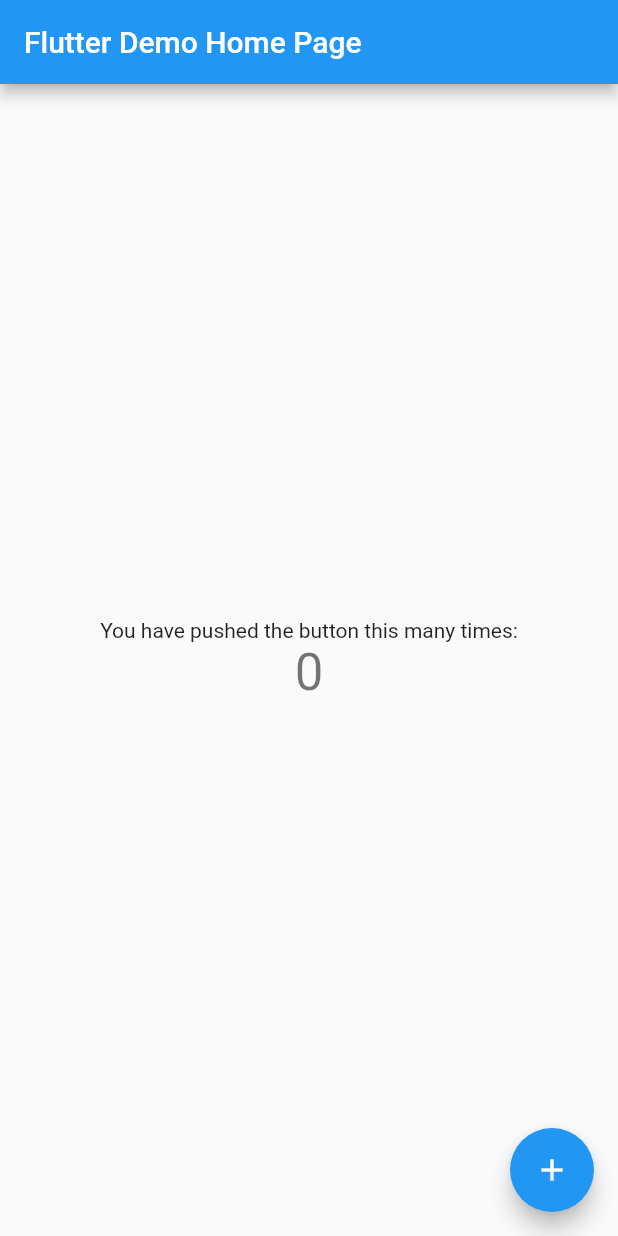
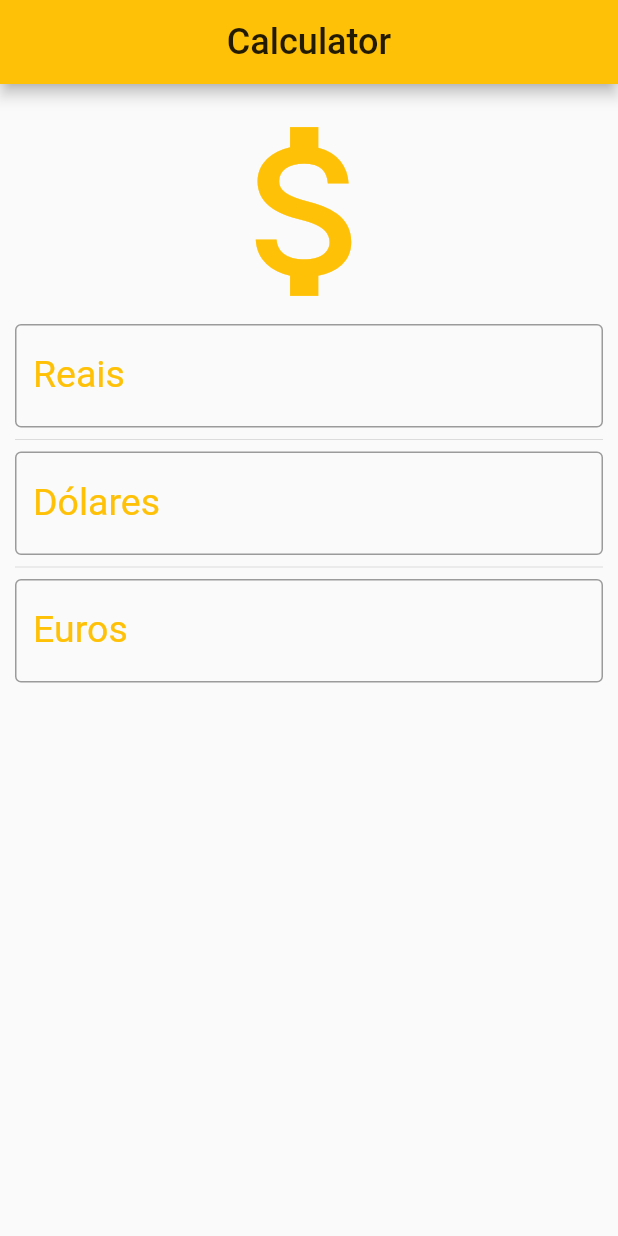
Before and after one commit to darakalinee/c214_lab, a Flutter app: the screen it shows after launch, on a phone screen of 412 x 824 dp. Run offline on Flutter 3.47's test engine with Material 2 defaults, Android fonts, the phone set to English and light mode, and no system bars.

Commit message:
Base do projeto (main screen)

```diff
--- a/calculator/lib/main.dart
+++ b/calculator/lib/main.dart
@@ -1,117 +1,100 @@
 import 'package:flutter/material.dart';
 
-void main() {
-  runApp(MyApp());
+void main() async {
+  runApp(MaterialApp(
+    home: Home(),
+    theme: ThemeData(hintColor: Colors.amber, primaryColor: Colors.white),
+  ));
 }
 
-class MyApp extends StatelessWidget {
-  // This widget is the root of your application.
+class Home extends StatefulWidget {
   @override
-  Widget build(BuildContext context) {
-    return MaterialApp(
-      title: 'Flutter Demo',
-      theme: ThemeData(
-        // This is the theme of your application.
-        //
-        // Try running your application with "flutter run". You'll see the
-        // application has a blue toolbar. Then, without quitting the app, try
-        // changing the primarySwatch below to Colors.green and then invoke
-        // "hot reload" (press "r" in the console where you ran "flutter run",
-        // or simply save your changes to "hot reload" in a Flutter IDE).
-        // Notice that the counter didn't reset back to zero; the application
-        // is not restarted.
-        primarySwatch: Colors.blue,
-        // This makes the visual density adapt to the platform that you run
-        // the app on. For desktop platforms, the controls will be smaller and
-        // closer together (more dense) than on mobile platforms.
-        visualDensity: VisualDensity.adaptivePlatformDensity,
-      ),
-      home: MyHomePage(title: 'Flutter Demo Home Page'),
-    );
-  }
+  _HomeState createState() => _HomeState();
 }
 
-class MyHomePage extends StatefulWidget {
-  MyHomePage({Key key, this.title}) : super(key: key);
+class _HomeState extends State<Home> {
+  final realController = TextEditingController();
+  final dolarController = TextEditingController();
+  final euroController = TextEditingController();
 
-  // This widget is the home page of your application. It is stateful, meaning
-  // that it has a State object (defined below) that contains fields that affect
-  // how it looks.
+  double dolar;
+  double euro;
 
-  // This class is the configuration for the state. It holds the values (in this
-  // case the title) provided by the parent (in this case the App widget) and
-  // used by the build method of the State. Fields in a Widget subclass are
-  // always marked "final".
+  void _clearAll() {
+    realController.text = "";
+    dolarController.text = "";
+    euroController.text = "";
+  }
 
-  final String title;
+  void _realChanged(String text) {
+    if (text.isEmpty) {
+      _clearAll();
+      return;
+    }
+    double real = double.parse(text);
+    dolarController.text = (real / dolar).toStringAsFixed(2);
+    euroController.text = (real / euro).toStringAsFixed(2);
+  }
 
-  @override
-  _MyHomePageState createState() => _MyHomePageState();
-}
+  void _dolarChanged(String text) {
+    if (text.isEmpty) {
+      _clearAll();
+      return;
+    }
+    double dolar = double.parse(text);
+    realController.text = (dolar * this.dolar).toStringAsFixed(2);
+    euroController.text = (dolar * this.dolar / euro).toStringAsFixed(2);
+  }
 
-class _MyHomePageState extends State<MyHomePage> {
-  int _counter = 0;
-
-  void _incrementCounter() {
-    setState(() {
-      // This call to setState tells the Flutter framework that something has
-      // changed in this State, which causes it to rerun the build method below
-      // so that the display can reflect the updated values. If we changed
-      // _counter without calling setState(), then the build method would not be
-      // called again, and so nothing would appear to happen.
-      _counter++;
-    });
+  void _euroChanged(String text) {
+    if (text.isEmpty) {
+      _clearAll();
+      return;
+    }
+    double euro = double.parse(text);
+    realController.text = (euro * this.euro).toStringAsFixed(2);
+    dolarController.text = (euro * this.euro / dolar).toStringAsFixed(2);
   }
 
   @override
   Widget build(BuildContext context) {
-    // This method is rerun every time setState is called, for instance as done
-    // by the _incrementCounter method above.
-    //
-    // The Flutter framework has been optimized to make rerunning build methods
-    // fast, so that you can just rebuild anything that needs updating rather
-    // than having to individually change instances of widgets.
     return Scaffold(
-      appBar: AppBar(
-        // Here we take the value from the MyHomePage object that was created by
-        // the App.build method, and use it to set our appbar title.
-        title: Text(widget.title),
-      ),
-      body: Center(
-        // Center is a layout widget. It takes a single child and positions it
-        // in the middle of the parent.
-        child: Column(
-          // Column is also a layout widget. It takes a list of children and
-          // arranges them vertically. By default, it sizes itself to fit its
-          // children horizontally, and tries to be as tall as its parent.
-          //
-          // Invoke "debug painting" (press "p" in the console, choose the
-          // "Toggle Debug Paint" action from the Flutter Inspector in Android
-          // Studio, or the "Toggle Debug Paint" command in Visual Studio Code)
-          // to see the wireframe for each widget.
-          //
-          // Column has various properties to control how it sizes itself and
-          // how it positions its children. Here we use mainAxisAlignment to
-          // center the children vertically; the main axis here is the vertical
-          // axis because Columns are vertical (the cross axis would be
-          // horizontal).
-          mainAxisAlignment: MainAxisAlignment.center,
-          children: <Widget>[
-            Text(
-              'You have pushed the button this many times:',
-            ),
-            Text(
-              '$_counter',
-              style: Theme.of(context).textTheme.headline4,
-            ),
-          ],
+        appBar: AppBar(
+          title: Text(
+            "Calculator",
+            style: TextStyle(fontSize: 24),
+          ),
+          backgroundColor: Colors.amber,
+          centerTitle: true,
         ),
-      ),
-      floatingActionButton: FloatingActionButton(
-        onPressed: _incrementCounter,
-        tooltip: 'Increment',
-        child: Icon(Icons.add),
-      ), // This trailing comma makes auto-formatting nicer for build methods.
-    );
+        body: SingleChildScrollView(
+          padding: EdgeInsets.all(10.0),
+          child: Column(
+            crossAxisAlignment: CrossAxisAlignment.stretch,
+            children: <Widget>[
+              Icon(Icons.attach_money, size: 150.0, color: Colors.amber),
+              buildTextField("Reais", "R\$", realController, _realChanged),
+              Divider(),
+              buildTextField("Dólares", "US\$", dolarController, _dolarChanged),
+              Divider(),
+              buildTextField("Euros", "€", euroController, _euroChanged),
+            ],
+          ),
+        ));
   }
 }
+
+Widget buildTextField(
+    String label, String prefix, TextEditingController c, Function f) {
+  return TextField(
+    controller: c,
+    decoration: InputDecoration(
+        labelText: label,
+        labelStyle: TextStyle(color: Colors.amber),
+        border: OutlineInputBorder(),
+        prefixText: prefix),
+    style: TextStyle(color: Colors.amber, fontSize: 25.0),
+    onChanged: f,
+    keyboardType: TextInputType.numberWithOptions(decimal: true),
+  );
+}
--- a/calculator/pubspec.yaml
+++ b/calculator/pubspec.yaml
@@ -10,7 +10,7 @@ dependencies:
   flutter:
     sdk: flutter
 
-  cupertino_icons: ^1.0.0
+  cupertino_icons: ^1.0.3
 
 dev_dependencies:
   flutter_test:
```
Also changed, not shown: 1 other file.
